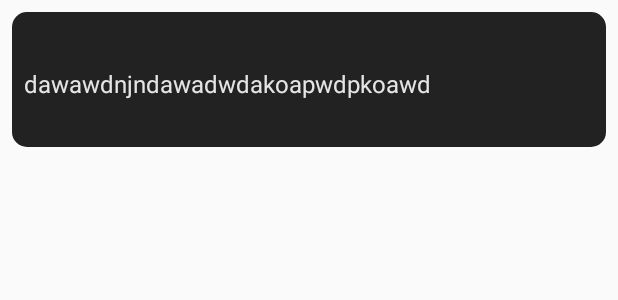
After one commit to avfe/FedNotes, an Android app: the layout item_note.xml on its own in the app's theme, with its tools: preview values and no code run, on a phone screen of 412 x 824 dp. The commit adds this screen. Shown: the top 300 px of the screen. Run offline under Robolectric (Android 15) with nearby library versions, the phone set to English and light mode, and no system bars.

Commit message:
RecyclerView was added

```diff
--- /dev/null
+++ b/app/src/main/res/drawable/background_note.xml
@@ -0,0 +1,7 @@
+<?xml version="1.0" encoding="utf-8"?>
+<shape xmlns:android="http://schemas.android.com/apk/res/android"
+    android:shape="rectangle">
+
+    <solid android:color="@color/background_note"/>
+    <corners android:radius="10dp"/>
+</shape>
--- a/app/src/main/res/layout/activity_note.xml
+++ b/app/src/main/res/layout/activity_note.xml
@@ -10,7 +10,7 @@
         android:id="@+id/logo"
         android:layout_width="wrap_content"
         android:layout_height="wrap_content"
-        android:layout_marginTop="20dp"
+        android:layout_marginTop="8dp"
         android:fontFamily="cursive"
         android:text="@string/logo"
         android:textColor="@color/logo"
--- /dev/null
+++ b/app/src/main/res/layout/item_note.xml
@@ -0,0 +1,58 @@
+<?xml version="1.0" encoding="utf-8"?>
+<androidx.constraintlayout.widget.ConstraintLayout
+    xmlns:android="http://schemas.android.com/apk/res/android"
+    xmlns:app="http://schemas.android.com/apk/res-auto"
+    android:layout_width="match_parent"
+    android:layout_height="wrap_content"
+    android:layout_marginStart="8dp"
+    android:layout_marginEnd="8dp"
+    android:layout_marginTop="8dp"
+    android:layout_marginBottom="8dp">
+
+    <LinearLayout
+        android:layout_width="match_parent"
+        android:layout_height="wrap_content"
+        android:background="@drawable/background_note"
+        android:orientation="vertical"
+        app:layout_constraintBottom_toBottomOf="parent"
+        app:layout_constraintEnd_toEndOf="parent"
+        app:layout_constraintStart_toStartOf="parent"
+        app:layout_constraintTop_toTopOf="parent">
+
+        <TextView
+            android:id="@+id/title"
+            android:layout_width="match_parent"
+            android:layout_height="wrap_content"
+            android:layout_marginStart="8dp"
+            android:layout_marginTop="8dp"
+            android:layout_marginEnd="8dp"
+            android:includeFontPadding="false"
+            android:textColor="@color/text"
+            android:textSize="20sp" />
+
+        <TextView
+            android:id="@+id/input_field"
+            android:layout_width="match_parent"
+            android:layout_height="wrap_content"
+            android:layout_marginStart="8dp"
+            android:layout_marginTop="8dp"
+            android:layout_marginEnd="8dp"
+            android:includeFontPadding="false"
+            android:maxLines="3"
+            android:text="dawawdnjndawadwdakoapwdpkoawd"
+            android:textColor="@color/text"
+            android:textSize="16sp" />
+
+        <TextView
+            android:id="@+id/date_time"
+            android:layout_width="match_parent"
+            android:layout_height="wrap_content"
+            android:layout_marginStart="8dp"
+            android:layout_marginTop="8dp"
+            android:layout_marginEnd="8dp"
+            android:layout_marginBottom="8dp"
+            android:includeFontPadding="false"
+            android:textColor="@color/hint"
+            android:textSize="14sp" />
+    </LinearLayout>
+</androidx.constraintlayout.widget.ConstraintLayout>
```
Also changed, not shown: app/src/main/java/tech/fedorov/fednotes/activities/MainActivity.java (+34 -0 lines), app/src/main/java/tech/fedorov/fednotes/adapters/ListNotesAdapter.java (added, +66 -0 lines), app/src/main/res/layout/activity_main.xml (+13 -13 lines), app/src/main/java/tech/fedorov/fednotes/dao/NoteDAO.java (line endings or trailing spaces).
